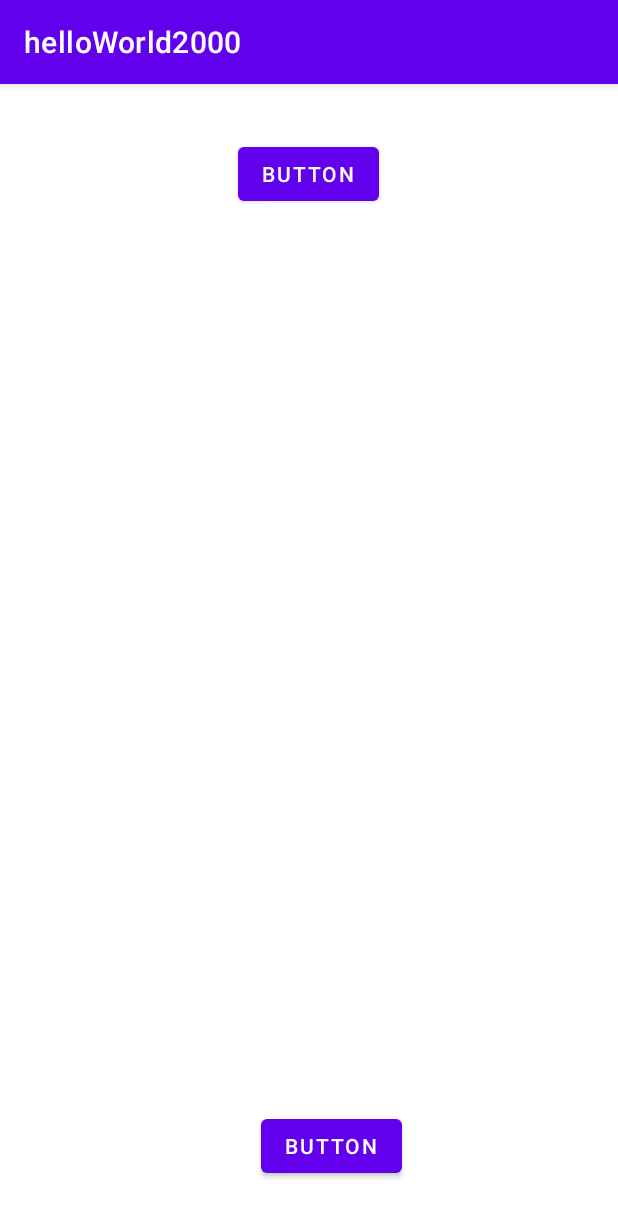
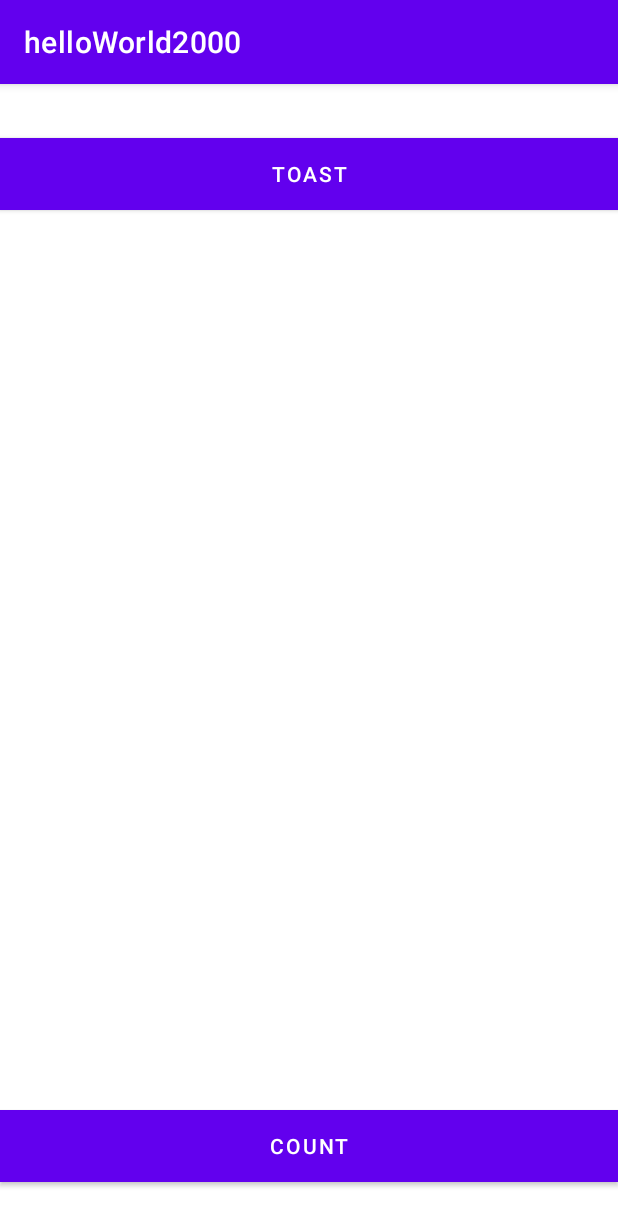
Before and after one commit to nelld28/helloWorld2000, an Android app: the screen it shows after launch (MainActivity), on a phone screen of 412 x 824 dp. Shown: the top 1226 px of the screen. Run offline under Robolectric (Android 15) with nearby library versions, the phone set to English and light mode, and no system bars.

Commit message:
Task 3: Change UI element attributes

```diff
--- a/app/src/main/res/layout/activity_main.xml
+++ b/app/src/main/res/layout/activity_main.xml
@@ -7,22 +7,26 @@
     tools:context=".MainActivity">
 
     <Button
-        android:id="@+id/button2"
-        android:layout_width="wrap_content"
+        android:id="@+id/button_toast"
+        android:layout_width="0dp"
         android:layout_height="wrap_content"
         android:layout_marginTop="36dp"
-        android:text="Button"
+        android:background="@color/purple_700"
+        android:text="Toast"
+        android:textColor="@color/white"
         app:layout_constraintEnd_toEndOf="parent"
         app:layout_constraintHorizontal_bias="0.498"
         app:layout_constraintStart_toStartOf="parent"
         app:layout_constraintTop_toTopOf="parent" />
 
     <Button
-        android:id="@+id/button3"
-        android:layout_width="wrap_content"
+        android:id="@+id/button_count"
+        android:layout_width="0dp"
         android:layout_height="wrap_content"
         android:layout_marginBottom="36dp"
-        android:text="Button"
+        android:background="@color/purple_700"
+        android:text="Count"
+        android:textColor="@color/white"
         app:layout_constraintBottom_toBottomOf="parent"
         app:layout_constraintEnd_toEndOf="parent"
         app:layout_constraintHorizontal_bias="0.547"
```
Also changed, not shown: 1 other file.
